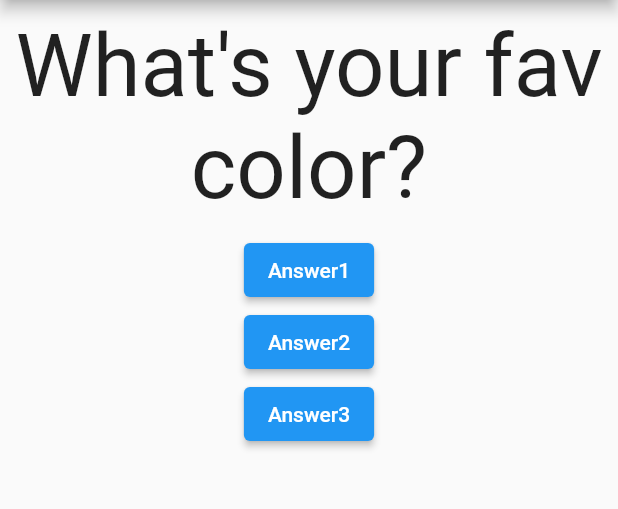
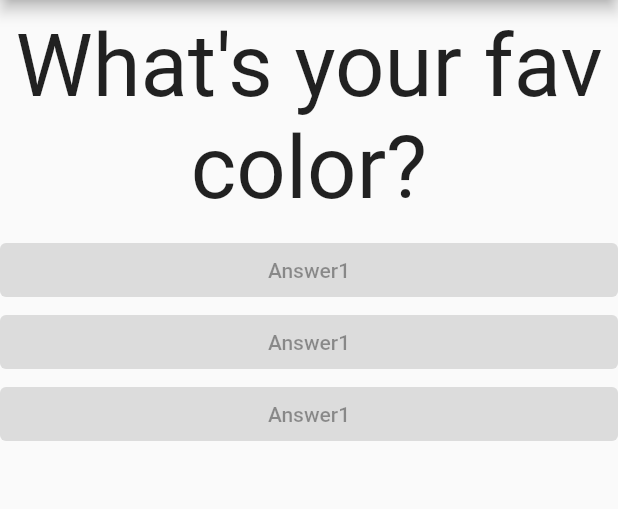
Before and after one commit to addod19/flutterQuizApp, a Flutter app: the screen it shows after launch, on a phone screen of 412 x 824 dp, the part 84-593 px from its top. Run offline on Flutter 3.47's test engine with Material 2 defaults, Android fonts, the phone set to English and light mode, and no system bars.

Commit message:
Create the answer widget, Import it in the main widget

```diff
--- /dev/null
+++ b/lib/answer.dart
@@ -0,0 +1,14 @@
+import 'package:flutter/material.dart';
+
+class Answer extends StatelessWidget {
+  @override
+  Widget build(BuildContext context) {
+    return Container(
+      width: double.infinity,
+      child: ElevatedButton(
+        child: Text('Answer1'),
+        onPressed: null,
+      ),
+    );
+  }
+}
--- a/lib/main.dart
+++ b/lib/main.dart
@@ -1,6 +1,7 @@
 import 'package:flutter/material.dart';
 
 import './question.dart';
+import './answer.dart';
 
 void main() {
   runApp(MyApp());
@@ -38,18 +39,9 @@ class _MyAppState extends State<MyApp> {
         body: Column(
           children: [
             Question(questions[_questionIndex]),
-            ElevatedButton(
-              child: Text('Answer1'),
-              onPressed: _answerQuestion,
-            ),
-            ElevatedButton(
-              child: Text('Answer2'),
-              onPressed: _answerQuestion,
-            ),
-            ElevatedButton(
-              child: Text('Answer3'),
-              onPressed: _answerQuestion,
-            ),
+            Answer(),
+            Answer(),
+            Answer(),
           ],
         ),
       ),
```
